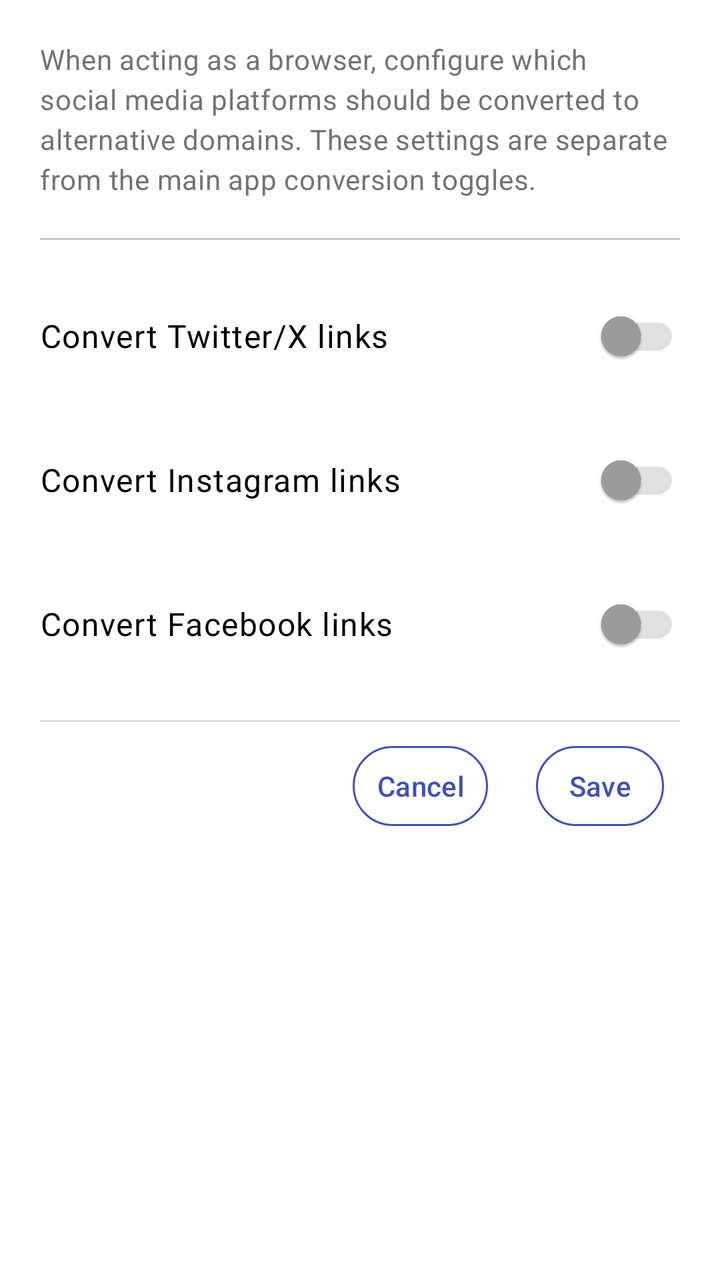
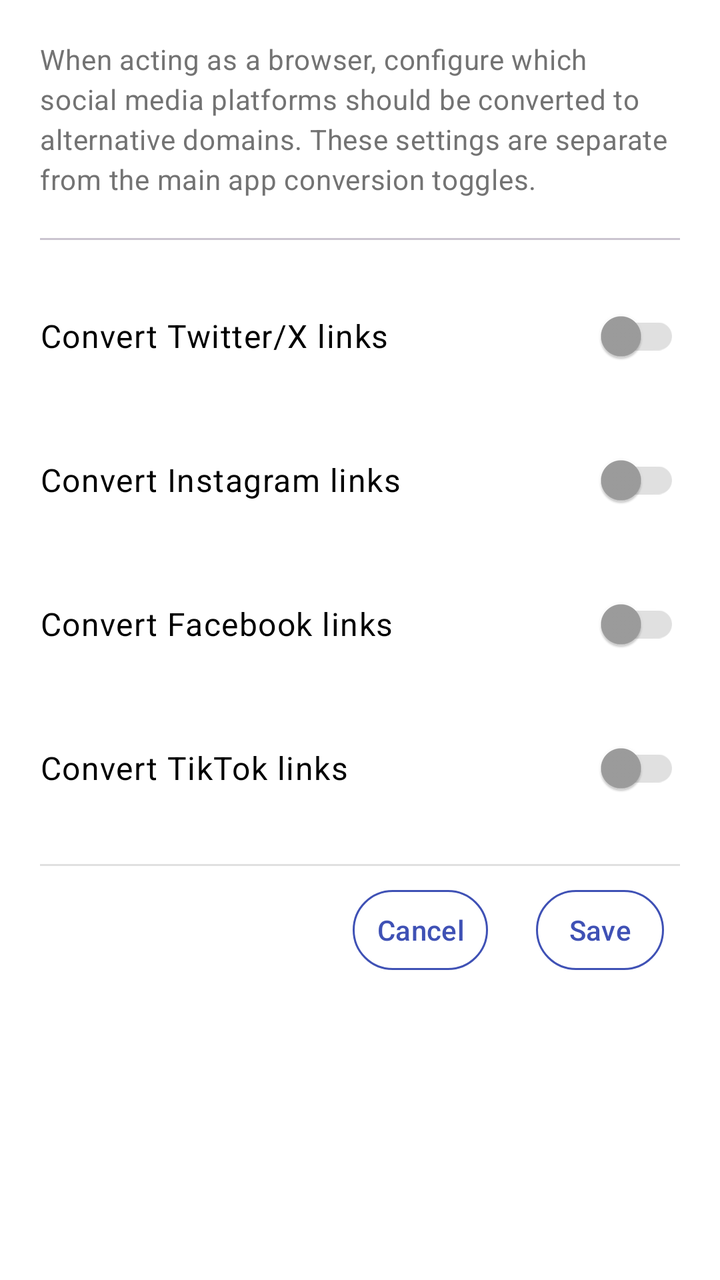

The first picture is an Android layout as it rendered before a commit; the second is the same layout after the commit. The layout source and the unified diff follow.
<!-- AndroidManifest.xml: application theme Theme.FixupXer -->
<!-- res/layout/dialog_conversion_defaults.xml -->
<?xml version="1.0" encoding="utf-8"?>
<LinearLayout xmlns:android="http://schemas.android.com/apk/res/android"
    xmlns:app="http://schemas.android.com/apk/res-auto"
    android:layout_width="match_parent"
    android:layout_height="wrap_content"
    android:orientation="vertical"
    android:padding="@dimen/padding_large">

    <TextView
        android:layout_width="match_parent"
        android:layout_height="wrap_content"
        android:text="@string/conversion_defaults_explanation"
        android:textAppearance="@style/TextAppearance.Material3.BodyMedium"
        android:textColor="@color/text_secondary"
        android:layout_marginBottom="@dimen/padding_large" />

    <com.google.android.material.divider.MaterialDivider
        android:layout_width="match_parent"
        android:layout_height="wrap_content"
        android:layout_marginBottom="@dimen/padding_medium" />

    
    <LinearLayout
        android:layout_width="match_parent"
        android:layout_height="wrap_content"
        android:orientation="horizontal"
        android:gravity="center_vertical"
        android:paddingTop="@dimen/padding_medium"
        android:paddingBottom="@dimen/padding_medium">

        <TextView
            android:layout_width="0dp"
            android:layout_height="wrap_content"
            android:layout_weight="1"
            android:text="@string/convert_twitter_browser"
            android:textAppearance="@style/TextAppearance.Material3.BodyLarge" />

        <androidx.appcompat.widget.SwitchCompat
            android:id="@+id/switchBrowserTwitter"
            android:layout_width="wrap_content"
            android:layout_height="wrap_content"
            app:thumbTint="@color/switch_thumb_selector"
            app:trackTint="@color/switch_track_selector" />

    </LinearLayout>

    
    <LinearLayout
        android:layout_width="match_parent"
        android:layout_height="wrap_content"
        android:orientation="horizontal"
        android:gravity="center_vertical"
        android:paddingTop="@dimen/padding_medium"
        android:paddingBottom="@dimen/padding_medium">

        <TextView
            android:layout_width="0dp"
            android:layout_height="wrap_content"
            android:layout_weight="1"
            android:text="@string/convert_instagram_browser"
            android:textAppearance="@style/TextAppearance.Material3.BodyLarge" />

        <androidx.appcompat.widget.SwitchCompat
            android:id="@+id/switchBrowserInstagram"
            android:layout_width="wrap_content"
            android:layout_height="wrap_content"
            app:thumbTint="@color/switch_thumb_selector"
            app:trackTint="@color/switch_track_selector" />

    </LinearLayout>

    
    <LinearLayout
        android:layout_width="match_parent"
        android:layout_height="wrap_content"
        android:orientation="horizontal"
        android:gravity="center_vertical"
        android:paddingTop="@dimen/padding_medium"
        android:paddingBottom="@dimen/padding_medium">

        <TextView
            android:layout_width="0dp"
            android:layout_height="wrap_content"
            android:layout_weight="1"
            android:text="@string/convert_facebook_browser"
            android:textAppearance="@style/TextAppearance.Material3.BodyLarge" />

        <androidx.appcompat.widget.SwitchCompat
            android:id="@+id/switchBrowserFacebook"
            android:layout_width="wrap_content"
            android:layout_height="wrap_content"
            app:thumbTint="@color/switch_thumb_selector"
            app:trackTint="@color/switch_track_selector" />

    </LinearLayout>

    
    <View
        android:layout_width="match_parent"
        android:layout_height="@dimen/card_stroke_width"
        android:background="?android:attr/listDivider"
        android:layout_marginTop="@dimen/padding_medium" />

    
    <LinearLayout
        android:layout_width="match_parent"
        android:layout_height="wrap_content"
        android:orientation="horizontal"
        android:padding="@dimen/padding_small"
        android:gravity="end">

        <com.google.android.material.button.MaterialButton
            android:id="@+id/btnCancel"
            style="@style/Widget.Material3.Button.TextButton.Dialog"
            android:layout_width="wrap_content"
            android:layout_height="wrap_content"
            android:text="@string/cancel"
            android:layout_marginEnd="@dimen/margin_medium" />

        <com.google.android.material.button.MaterialButton
            android:id="@+id/btnSave"
            style="@style/Widget.Material3.Button.TextButton.Dialog"
            android:layout_width="wrap_content"
            android:layout_height="wrap_content"
            android:text="@string/save" />

    </LinearLayout>

</LinearLayout>
<!-- resources referenced by this layout -->
<resources>
  <color name="text_secondary">#737373</color>
  <dimen name="card_stroke_width">1dp</dimen>
  <dimen name="margin_medium">16dp</dimen>
  <dimen name="padding_large">24dp</dimen>
  <dimen name="padding_medium">16dp</dimen>
  <dimen name="padding_small">8dp</dimen>
  <string name="cancel">Cancel</string>
  <string name="conversion_defaults_explanation">When acting as a browser, configure which social media platforms should be converted to alternative domains. These settings are separate from the main app conversion toggles.</string>
  <string name="convert_facebook_browser">Convert Facebook links</string>
  <string name="convert_instagram_browser">Convert Instagram links</string>
  <string name="convert_twitter_browser">Convert Twitter/X links</string>
  <string name="save">Save</string>
  <style name="Theme.FixupXer" parent="Theme.Material3.Light.NoActionBar">
          
          <item name="android:windowBackground">@color/white</item>
          
          
          <item name="colorPrimary">@color/primary</item>
          <item name="colorPrimaryVariant">@color/primary_dark</item>
          <item name="colorOnPrimary">@color/white</item>
          
          
          <item name="colorSecondary">@color/accent</item>
          <item name="colorSecondaryVariant">@color/accent_dark</item>
          <item name="colorOnSecondary">@color/white</item>
          
          
          <item name="android:colorBackground">@color/background</item>
          <item name="colorOnBackground">@color/black</item>
          
          
          <item name="colorSurface">@color/white</item>
          <item name="colorOnSurface">@color/black</item>
          
          
          <item name="android:textColorPrimary">@color/black</item>
          <item name="android:textColorSecondary">@color/dark_gray</item>
          
          
          <item name="materialCardViewStyle">@style/CardStyle</item>
          <item name="switchStyle">@style/SwitchStyle</item>
          <item name="materialButtonStyle">@style/ButtonStyle</item>
      </style>
  <color name="white">#FFFFFF</color>
  <color name="primary">#3F51B5</color>
  <color name="primary_dark">#303F9F</color>
  <color name="accent">#536DFE</color>
  <color name="accent_dark">#3D5AFE</color>
  <color name="background">#F2F4F6</color>
  <color name="black">#000000</color>
  <color name="dark_gray">#757575</color>
  <style name="CardStyle" parent="Widget.Material3.CardView.Elevated">
          <item name="cardCornerRadius">@dimen/card_corner_radius</item>
          <item name="cardElevation">0dp</item>
          <item name="strokeWidth">@dimen/card_stroke_width</item>
          <item name="strokeColor">@color/card_stroke</item>
      </style>
  <style name="SwitchStyle" parent="Widget.Material3.CompoundButton.Switch">
          <item name="thumbTint">@color/switch_thumb_selector</item>
          <item name="trackTint">@color/switch_track_selector</item>
      </style>
  <style name="ButtonStyle" parent="Widget.Material3.Button.OutlinedButton">
          <item name="android:textColor">@color/button_text</item>
          <item name="strokeColor">@color/button_stroke</item>
          <item name="backgroundTint">@color/button_background</item>
          <item name="cornerRadius">@dimen/button_corner_radius</item>
      </style>
  <dimen name="card_corner_radius">12dp</dimen>
  <color name="card_stroke">#E0E0E0</color>
  <color name="button_text">#3F51B5</color>
  <color name="button_stroke">#3F51B5</color>
  <color name="button_background">#FFFFFF</color>
  <dimen name="button_corner_radius">24dp</dimen>
</resources>

<!-- the commit's change to res/layout/dialog_conversion_defaults.xml (unified diff, before → after) -->
@@ -95,6 +95,31 @@
     </LinearLayout>
 
     
+    <LinearLayout
+        android:layout_width="match_parent"
+        android:layout_height="wrap_content"
+        android:orientation="horizontal"
+        android:gravity="center_vertical"
+        android:paddingTop="@dimen/padding_medium"
+        android:paddingBottom="@dimen/padding_medium">
+
+        <TextView
+            android:layout_width="0dp"
+            android:layout_height="wrap_content"
+            android:layout_weight="1"
+            android:text="@string/convert_tiktok_browser"
+            android:textAppearance="@style/TextAppearance.Material3.BodyLarge" />
+
+        <androidx.appcompat.widget.SwitchCompat
+            android:id="@+id/switchBrowserTikTok"
+            android:layout_width="wrap_content"
+            android:layout_height="wrap_content"
+            app:thumbTint="@color/switch_thumb_selector"
+            app:trackTint="@color/switch_track_selector" />
+
+    </LinearLayout>
+
+    
     <View
         android:layout_width="match_parent"
         android:layout_height="@dimen/card_stroke_width"
<!-- resource entries referenced after the edit -->
@@ -10,6 +10,7 @@
   <string name="conversion_defaults_explanation">When acting as a browser, configure which social media platforms should be converted to alternative domains. These settings are separate from the main app conversion toggles.</string>
   <string name="convert_facebook_browser">Convert Facebook links</string>
   <string name="convert_instagram_browser">Convert Instagram links</string>
+  <string name="convert_tiktok_browser">Convert TikTok links</string>
   <string name="convert_twitter_browser">Convert Twitter/X links</string>
   <string name="save">Save</string>
   <style name="Theme.FixupXer" parent="Theme.Material3.Light.NoActionBar">
